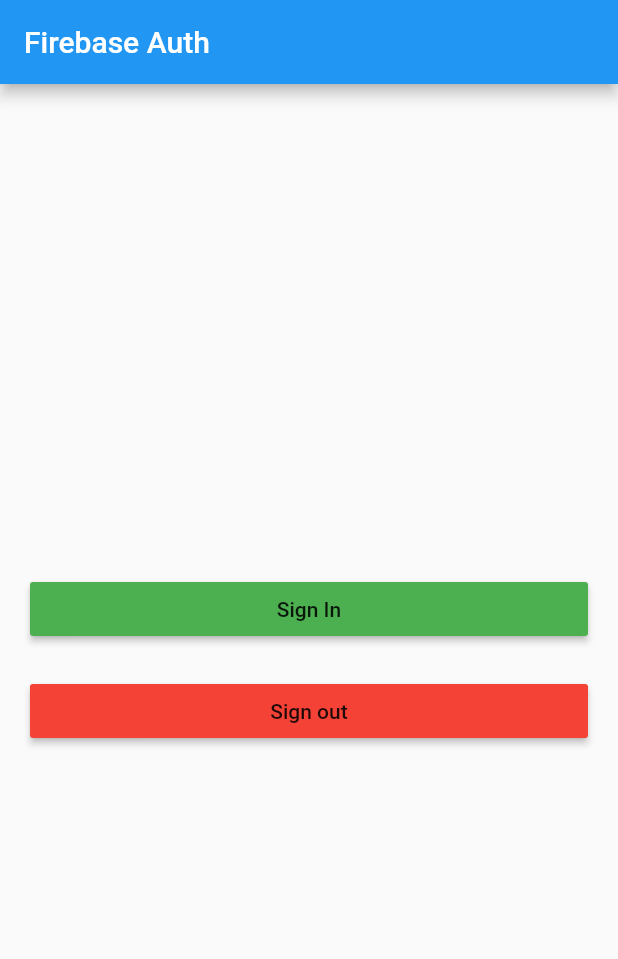
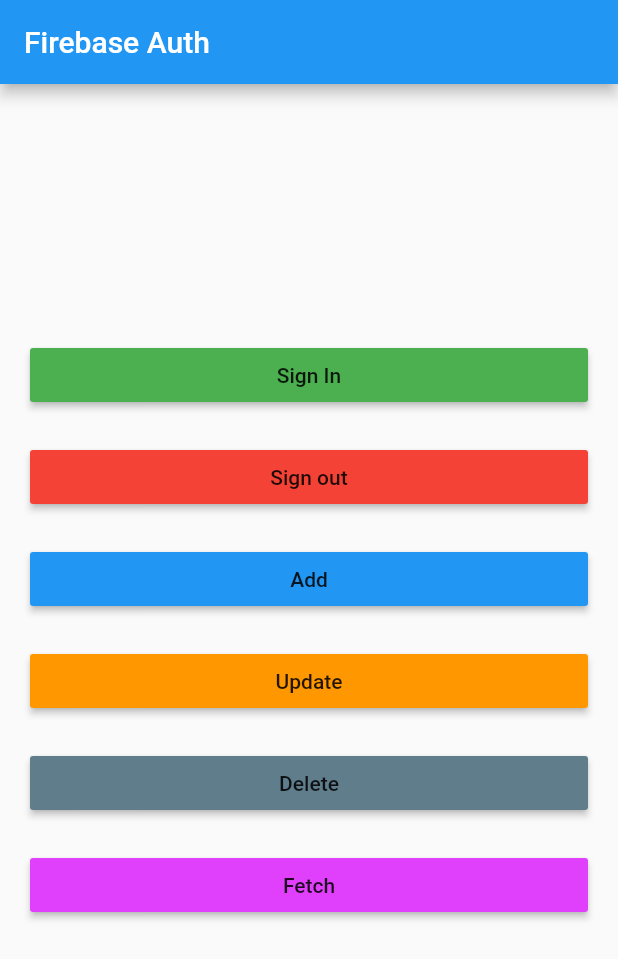
Before and after one commit to BlackMonkey56/flutter_google_auth, a Flutter app: the screen it shows after launch, on a phone screen of 412 x 824 dp. Shown: the top 959 px of the screen. Run offline on Flutter 3.47's test engine with Material 2 defaults, Android fonts, the phone set to English and light mode, and no system bars; our stand-ins replace cloud_firestore, firebase_auth, google_sign_in; accounts and stored records are empty.

```diff
--- a/lib/main.dart
+++ b/lib/main.dart
@@ -1,4 +1,6 @@
+import 'dart:async';
 import 'package:flutter/material.dart';
+import 'package:cloud_firestore/cloud_firestore.dart';
 import 'package:firebase_auth/firebase_auth.dart';
 import 'package:google_sign_in/google_sign_in.dart';
 
@@ -28,6 +30,10 @@ class MyHomePage extends StatefulWidget {
 }
 
 class _MyHomePageState extends State<MyHomePage> {
+  String myText = null;
+  StreamSubscription<DocumentSnapshot> subscription;
+
+  final DocumentReference documentReference = Firestore.instance.document("myData/dummy");
 
   final FirebaseAuth _auth = FirebaseAuth.instance;
   final GoogleSignIn _googleSignIn = new GoogleSignIn();
@@ -48,6 +54,66 @@ class _MyHomePageState extends State<MyHomePage> {
     print("User Signed out");
   }
 
+  void _add(){
+    Map<String, String> data = <String, String>{
+      "name" : "Lee Seokwon",
+      "desc" : "Flutter beginner"
+    };
+
+    documentReference.setData(data).whenComplete((){
+      print("Document Added");
+    }).catchError((e)=>print(e));
+  }
+
+  void _delete(){
+    documentReference.delete().whenComplete((){
+      print("Document Deleted");
+    }).catchError((e)=>print(e));
+  }
+
+  void _update(){
+    Map<String, String> data = <String, String>{
+      "name" : "Seokwon Lee Update",
+      "desc" : "Flutter professional"
+    };
+
+    documentReference.updateData(data).whenComplete((){
+      print("Document Updated");
+    }).catchError((e)=>print(e));
+  }
+
+  void _fetch(){
+    documentReference.get().then((datasnapshot){
+      if(datasnapshot.exists){
+        setState(() {
+          myText = datasnapshot.data['desc'];
+        });
+      }
+    });
+  }
+
+  @override
+  void initState() {
+    // TODO: implement initState
+    super.initState();
+    subscription = documentReference.snapshots().listen((datasnapshot){
+      if(datasnapshot.exists){
+        setState(() {
+          myText = datasnapshot.data['desc'];
+        });
+      }else{
+        myText = "Hello!";
+      }
+    });
+  }
+
+  @override
+  void dispose() {
+    // TODO: implement dispose
+    super.dispose();
+    subscription?.cancel();
+  }
+
   @override
   Widget build(BuildContext context) {
     return new Scaffold(
@@ -66,15 +132,56 @@ class _MyHomePageState extends State<MyHomePage> {
                     .catchError((err) => print(err)),
                 child: new Text("Sign In"),
                 color: Colors.green,
-            ),
+            ),//RaisedButton
             new Padding(
               padding: const EdgeInsets.all(10.0),
-            ),
+            ),//Padding
             new RaisedButton(
                 onPressed: () => _signOut(),
                 child: new Text("Sign out"),
                 color: Colors.red,
             ),//RaisedButton
+            new Padding(
+              padding: const EdgeInsets.all(10.0),
+            ),//Padding
+            new RaisedButton(
+              onPressed: () => _add(),
+              child: new Text("Add"),
+              color: Colors.blue,
+            ),//RaisedButton
+            new Padding(
+              padding: const EdgeInsets.all(10.0),
+            ),//Padding
+            new RaisedButton(
+              onPressed: () => _update(),
+              child: new Text("Update"),
+              color: Colors.orange,
+            ),//RaisedButton
+            new Padding(
+              padding: const EdgeInsets.all(10.0),
+            ),//Padding
+            new RaisedButton(
+              onPressed: () => _delete(),
+              child: new Text("Delete"),
+              color: Colors.blueGrey,
+            ),//RaisedButton
+            new Padding(
+              padding: const EdgeInsets.all(10.0),
+            ),//Padding
+            new RaisedButton(
+              onPressed: () => _fetch(),
+              child: new Text("Fetch"),
+              color: Colors.purpleAccent,
+            ),//RaisedButton
+            new Padding(
+                padding: EdgeInsets.all(20.0),
+            ),//Padding
+            myText == null ?
+              new Container() :
+              new Text(
+                  myText,
+                  style: new TextStyle(fontSize: 20.0),
+              ),//Text
           ],//<Widget>[]
         ),//Column
       ),//Padding
--- a/pubspec.yaml
+++ b/pubspec.yaml
@@ -21,6 +21,7 @@ dependencies:
   cupertino_icons: ^0.1.2
   firebase_auth:
   google_sign_in:
+  cloud_firestore:
 
 dev_dependencies:
   flutter_test:
```
Also changed, not shown: 2 other files.
